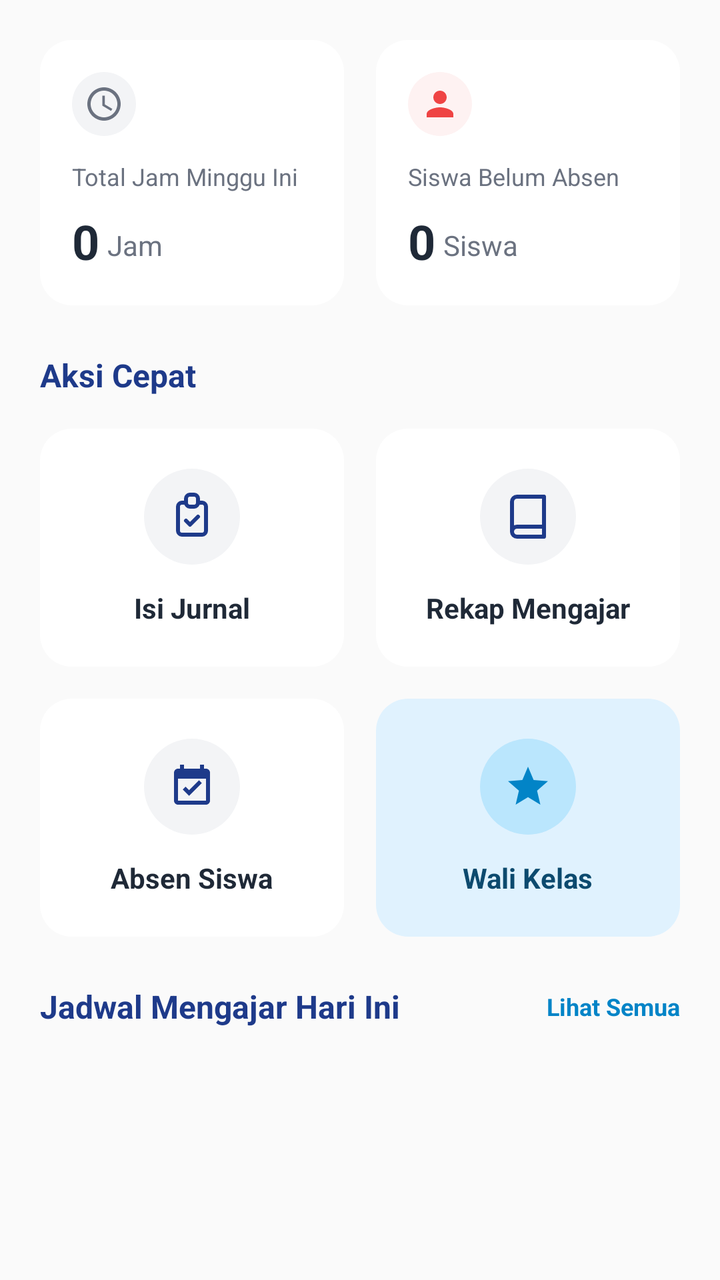
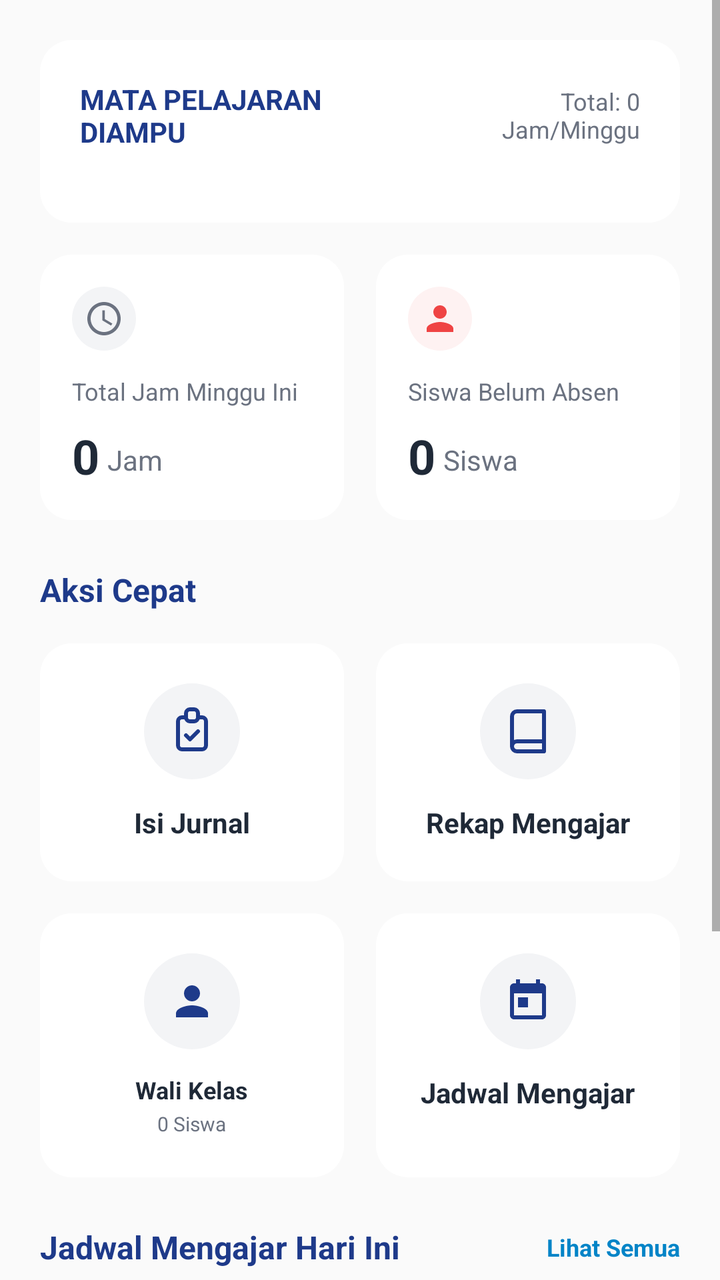

Two renders of the same Android screen: before a commit and after it. Below are the layout's source before the change and the commit's diff.
<!-- AndroidManifest.xml: application theme Theme.AppCompat.Light.NoActionBar -->
<!-- res/layout/fragment_akademik_guru.xml -->
<?xml version="1.0" encoding="utf-8"?>
<ScrollView xmlns:android="http://schemas.android.com/apk/res/android"
    xmlns:app="http://schemas.android.com/apk/res-auto"
    xmlns:tools="http://schemas.android.com/tools"
    tools:ignore="HardcodedText,ContentDescription,Autofill"
    android:layout_width="match_parent"
    android:layout_height="match_parent"
    android:clipToPadding="false"
    android:paddingBottom="100dp"
    android:background="@android:color/transparent">

    <LinearLayout
        android:layout_width="match_parent"
        android:layout_height="wrap_content"
        android:orientation="vertical"
        android:padding="20dp">

        
        <LinearLayout
            android:layout_width="match_parent"
            android:layout_height="wrap_content"
            android:orientation="horizontal"
            android:layout_marginBottom="24dp">
            
            
            <androidx.cardview.widget.CardView
                android:layout_width="0dp"
                android:layout_height="wrap_content"
                android:layout_weight="1"
                android:layout_marginEnd="8dp"
                app:cardCornerRadius="16dp"
                app:cardElevation="0dp">
                <LinearLayout
                    android:layout_width="match_parent"
                    android:layout_height="wrap_content"
                    android:orientation="vertical"
                    android:padding="16dp"
                    android:background="#FFFFFF">
                    <ImageView
                        android:layout_width="32dp"
                        android:layout_height="32dp"
                        android:src="@drawable/ic_modern_clock"
                        android:background="@drawable/bg_icon_circle"
                        android:backgroundTint="#F3F4F6"
                        app:tint="#6B7280"
                        android:padding="6dp"
                        android:layout_marginBottom="12dp"/>
                    <TextView
                        android:layout_width="wrap_content"
                        android:layout_height="wrap_content"
                        android:text="Total Jam Minggu Ini"
                        android:textColor="#6B7280"
                        android:textSize="12sp"
                        android:layout_marginBottom="8dp"/>
                    <LinearLayout
                        android:layout_width="wrap_content"
                        android:layout_height="wrap_content"
                        android:orientation="horizontal"
                        android:gravity="bottom">
                        <TextView
                            android:id="@+id/tvTotalJamMingguIni"
                            android:layout_width="wrap_content"
                            android:layout_height="wrap_content"
                            android:text="0"
                            android:textColor="#1F2937"
                            android:textSize="24sp"
                            android:textStyle="bold"
                            android:layout_marginEnd="4dp"/>
                        <TextView
                            android:layout_width="wrap_content"
                            android:layout_height="wrap_content"
                            android:text="Jam"
                            android:textColor="#6B7280"
                            android:textSize="14sp"
                            android:layout_marginBottom="2dp"/>
                    </LinearLayout>
                </LinearLayout>
            </androidx.cardview.widget.CardView>

            
            <androidx.cardview.widget.CardView
                android:layout_width="0dp"
                android:layout_height="wrap_content"
                android:layout_weight="1"
                android:layout_marginStart="8dp"
                app:cardCornerRadius="16dp"
                app:cardElevation="0dp">
                <LinearLayout
                    android:layout_width="match_parent"
                    android:layout_height="wrap_content"
                    android:orientation="vertical"
                    android:padding="16dp"
                    android:background="#FFFFFF">
                    <ImageView
                        android:layout_width="32dp"
                        android:layout_height="32dp"
                        android:src="@drawable/ic_modern_profile"
                        android:background="@drawable/bg_icon_circle"
                        android:backgroundTint="#FEF2F2"
                        app:tint="#EF4444"
                        android:padding="6dp"
                        android:layout_marginBottom="12dp"/>
                    <TextView
                        android:layout_width="wrap_content"
                        android:layout_height="wrap_content"
                        android:text="Siswa Belum Absen"
                        android:textColor="#6B7280"
                        android:textSize="12sp"
                        android:layout_marginBottom="8dp"/>
                    <LinearLayout
                        android:layout_width="wrap_content"
                        android:layout_height="wrap_content"
                        android:orientation="horizontal"
                        android:gravity="bottom">
                        <TextView
                            android:id="@+id/tvSiswaBelumAbsen"
                            android:layout_width="wrap_content"
                            android:layout_height="wrap_content"
                            android:text="0"
                            android:textColor="#1F2937"
                            android:textSize="24sp"
                            android:textStyle="bold"
                            android:layout_marginEnd="4dp"/>
                        <TextView
                            android:layout_width="wrap_content"
                            android:layout_height="wrap_content"
                            android:text="Siswa"
                            android:textColor="#6B7280"
                            android:textSize="14sp"
                            android:layout_marginBottom="2dp"/>
                    </LinearLayout>
                </LinearLayout>
            </androidx.cardview.widget.CardView>
        </LinearLayout>

        <TextView
            android:layout_width="wrap_content"
            android:layout_height="wrap_content"
            android:text="Aksi Cepat"
            android:textColor="#1E3A8A"
            android:textSize="16sp"
            android:textStyle="bold"
            android:layout_marginBottom="16dp" />

        
        <GridLayout
            android:layout_width="match_parent"
            android:layout_height="wrap_content"
            android:columnCount="2"
            android:rowCount="2"
            android:layout_marginBottom="24dp">

            
            <androidx.cardview.widget.CardView
                android:id="@+id/btnJurnalMengajar"
                android:layout_width="0dp"
                android:layout_height="wrap_content"
                android:layout_rowWeight="1"
                android:layout_columnWeight="1"
                android:layout_marginEnd="8dp"
                android:layout_marginBottom="16dp"
                app:cardCornerRadius="16dp"
                app:cardElevation="0dp"
                android:clickable="true"
                android:focusable="true"
                android:foreground="?attr/selectableItemBackground">
                <LinearLayout
                    android:layout_width="match_parent"
                    android:layout_height="wrap_content"
                    android:background="#FFFFFF"
                    android:orientation="vertical"
                    android:padding="20dp"
                    android:gravity="center">
                    <ImageView
                        android:layout_width="48dp"
                        android:layout_height="48dp"
                        android:src="@drawable/ic_modern_tugas"
                        android:background="@drawable/bg_icon_circle"
                        android:backgroundTint="#F3F4F6"
                        app:tint="#1E3A8A"
                        android:padding="12dp"
                        android:layout_marginBottom="12dp"/>
                    <TextView
                        android:layout_width="wrap_content"
                        android:layout_height="wrap_content"
                        android:text="Isi Jurnal"
                        android:textColor="#1F2937"
                        android:textSize="14sp"
                        android:textStyle="bold" />
                </LinearLayout>
            </androidx.cardview.widget.CardView>

            
            <androidx.cardview.widget.CardView
                android:id="@+id/btnRekapMengajar"
                android:layout_width="0dp"
                android:layout_height="wrap_content"
                android:layout_rowWeight="1"
                android:layout_columnWeight="1"
                android:layout_marginStart="8dp"
                android:layout_marginBottom="16dp"
                app:cardCornerRadius="16dp"
                app:cardElevation="0dp"
                android:clickable="true"
                android:focusable="true"
                android:foreground="?attr/selectableItemBackground">
                <LinearLayout
                    android:layout_width="match_parent"
                    android:layout_height="wrap_content"
                    android:background="#FFFFFF"
                    android:orientation="vertical"
                    android:padding="20dp"
                    android:gravity="center">
                    <ImageView
                        android:layout_width="48dp"
                        android:layout_height="48dp"
                        android:src="@drawable/ic_modern_materi"
                        android:background="@drawable/bg_icon_circle"
                        android:backgroundTint="#F3F4F6"
                        app:tint="#1E3A8A"
                        android:padding="12dp"
                        android:layout_marginBottom="12dp"/>
                    <TextView
                        android:layout_width="wrap_content"
                        android:layout_height="wrap_content"
                        android:text="Rekap Mengajar"
                        android:textColor="#1F2937"
                        android:textSize="14sp"
                        android:textStyle="bold" />
                </LinearLayout>
            </androidx.cardview.widget.CardView>

            
            <androidx.cardview.widget.CardView
                android:id="@+id/btnWaliKelasKehadiran"
                android:layout_width="0dp"
                android:layout_height="wrap_content"
                android:layout_rowWeight="1"
                android:layout_columnWeight="1"
                android:layout_marginEnd="8dp"
                app:cardCornerRadius="16dp"
                app:cardElevation="0dp"
                android:clickable="true"
                android:focusable="true"
                android:foreground="?attr/selectableItemBackground">
                <LinearLayout
                    android:layout_width="match_parent"
                    android:layout_height="wrap_content"
                    android:background="#FFFFFF"
                    android:orientation="vertical"
                    android:padding="20dp"
                    android:gravity="center">
                    <ImageView
                        android:layout_width="48dp"
                        android:layout_height="48dp"
                        android:src="@drawable/ic_modern_presensi"
                        android:background="@drawable/bg_icon_circle"
                        android:backgroundTint="#F3F4F6"
                        app:tint="#1E3A8A"
                        android:padding="12dp"
                        android:layout_marginBottom="12dp"/>
                    <TextView
                        android:layout_width="wrap_content"
                        android:layout_height="wrap_content"
                        android:text="Absen Siswa"
                        android:textColor="#1F2937"
                        android:textSize="14sp"
                        android:textStyle="bold" />
                </LinearLayout>
            </androidx.cardview.widget.CardView>

            
            <androidx.cardview.widget.CardView
                android:id="@+id/btnWaliKelasKeuangan"
                android:layout_width="0dp"
                android:layout_height="wrap_content"
                android:layout_rowWeight="1"
                android:layout_columnWeight="1"
                android:layout_marginStart="8dp"
                app:cardCornerRadius="16dp"
                app:cardElevation="0dp"
                android:clickable="true"
                android:focusable="true"
                android:foreground="?attr/selectableItemBackground">
                <LinearLayout
                    android:layout_width="match_parent"
                    android:layout_height="wrap_content"
                    android:background="#E0F2FE"
                    android:orientation="vertical"
                    android:padding="20dp"
                    android:gravity="center">
                    <ImageView
                        android:layout_width="48dp"
                        android:layout_height="48dp"
                        android:src="@drawable/ic_modern_star"
                        android:background="@drawable/bg_icon_circle"
                        android:backgroundTint="#BAE6FD"
                        app:tint="#0284C7"
                        android:padding="12dp"
                        android:layout_marginBottom="12dp"/>
                    <TextView
                        android:layout_width="wrap_content"
                        android:layout_height="wrap_content"
                        android:text="Wali Kelas"
                        android:textColor="#0C4A6E"
                        android:textSize="14sp"
                        android:textStyle="bold" />
                </LinearLayout>
            </androidx.cardview.widget.CardView>

        </GridLayout>

        
        <LinearLayout
            android:layout_width="match_parent"
            android:layout_height="wrap_content"
            android:orientation="horizontal"
            android:gravity="center_vertical"
            android:layout_marginBottom="16dp">
            <TextView
                android:layout_width="0dp"
                android:layout_height="wrap_content"
                android:layout_weight="1"
                android:text="Jadwal Mengajar Hari Ini"
                android:textColor="#1E3A8A"
                android:textSize="16sp"
                android:textStyle="bold" />
            <TextView
                android:layout_width="wrap_content"
                android:layout_height="wrap_content"
                android:text="Lihat Semua"
                android:textColor="#0284C7"
                android:textSize="12sp"
                android:textStyle="bold" />
        </LinearLayout>

        
        <LinearLayout
            android:id="@+id/containerJadwalHariIni"
            android:layout_width="match_parent"
            android:layout_height="wrap_content"
            android:orientation="vertical">
            
            
            
            <ProgressBar
                android:id="@+id/pbJadwal"
                android:layout_width="32dp"
                android:layout_height="32dp"
                android:layout_gravity="center"
                android:layout_margin="20dp" />
                
            <TextView
                android:id="@+id/tvEmptyJadwal"
                android:layout_width="match_parent"
                android:layout_height="wrap_content"
                android:text="Tidak ada jadwal hari ini"
                android:gravity="center"
                android:textColor="#6B7280"
                android:layout_margin="20dp"
                android:visibility="gone"/>
        </LinearLayout>

    </LinearLayout>
</ScrollView>
<!-- resources referenced by this layout -->
<resources>
  <!-- drawable bg_icon_circle (drawable) -->
  ﻿<?xml version="1.0" encoding="utf-8"?>
  <shape xmlns:android="http://schemas.android.com/apk/res/android"
      android:shape="oval">
      <solid android:color="#FFFFFF" />
  </shape>
  <!-- drawable ic_modern_clock (drawable) -->
  ﻿<vector xmlns:android="http://schemas.android.com/apk/res/android"
      android:width="24dp"
      android:height="24dp"
      android:viewportWidth="24"
      android:viewportHeight="24">
      <path
          android:fillColor="#000000"
          android:pathData="M12,2C6.48,2 2,6.48 2,12s4.48,10 10,10 10,-4.48 10,-10S17.52,2 12,2zM12,20c-4.41,0 -8,-3.59 -8,-8s3.59,-8 8,-8 8,3.59 8,8 -3.59,8 -8,8z M12.5,7H11v6l5.25,3.15 0.75,-1.23 -4.5,-2.67V7z"/>
  </vector>
  <!-- drawable ic_modern_materi (drawable) -->
  <vector xmlns:android="http://schemas.android.com/apk/res/android" android:width="24dp" android:height="24dp" android:viewportWidth="24" android:viewportHeight="24">
    <path android:fillColor="#00000000" android:strokeColor="#9333EA" android:strokeWidth="2" android:strokeLineCap="round" android:strokeLineJoin="round" android:pathData="M4 19.5A2.5 2.5 0 0 1 6.5 17H20 M6.5 2H20v20H6.5A2.5 2.5 0 0 1 4 19.5v-15A2.5 2.5 0 0 1 6.5 2z"/>
  </vector>
  <!-- drawable ic_modern_presensi (drawable) -->
  <vector xmlns:android="http://schemas.android.com/apk/res/android"
      android:width="24dp"
      android:height="24dp"
      android:viewportWidth="24"
      android:viewportHeight="24">
    <path
        android:fillColor="@android:color/white"
        android:pathData="M19,3h-1V1h-2v2H8V1H6v2H5c-1.11,0 -1.99,0.9 -1.99,2L3,19c0,1.1 0.89,2 2,2h14c1.1,0 2,-0.9 2,-2V5c0,-1.1 -0.9,-2 -2,-2zm0,16H5V8h14v11zm-8.44,-2.42l-3.18,-3.18 1.41,-1.41 1.77,1.76 4.95,-4.94 1.41,1.4 -6.36,6.37z"/>
  </vector>
  <!-- drawable ic_modern_profile (drawable) -->
  <vector xmlns:android="http://schemas.android.com/apk/res/android"
      android:width="24dp"
      android:height="24dp"
      android:viewportWidth="24"
      android:viewportHeight="24">
    <path
        android:fillColor="@android:color/white"
        android:pathData="M12,12c2.21,0 4,-1.79 4,-4s-1.79,-4 -4,-4 -4,1.79 -4,4 1.79,4 4,4zM12,14c-2.67,0 -8,1.34 -8,4v2h16v-2c0,-2.66 -5.33,-4 -8,-4z"/>
  </vector>
  <!-- drawable ic_modern_star (drawable) -->
  ﻿<vector xmlns:android="http://schemas.android.com/apk/res/android"
      android:width="24dp"
      android:height="24dp"
      android:viewportWidth="24"
      android:viewportHeight="24">
      <path
          android:fillColor="#000000"
          android:pathData="M12,17.27L18.18,21l-1.64-7.03L22,9.24l-7.19-0.61L12,2L9.19,8.63L2,9.24l5.46,4.73L5.82,21L12,17.27z"/>
  </vector>
  <!-- drawable ic_modern_tugas (drawable) -->
  <vector xmlns:android="http://schemas.android.com/apk/res/android" android:width="24dp" android:height="24dp" android:viewportWidth="24" android:viewportHeight="24">
    <path android:fillColor="#00000000" android:strokeColor="#DC2626" android:strokeWidth="2" android:strokeLineCap="round" android:strokeLineJoin="round" android:pathData="M9 5H7a2 2 0 0 0 -2 2v12a2 2 0 0 0 2 2h10a2 2 0 0 0 2 -2V7a2 2 0 0 0 -2 -2h-2 M9 3a2 2 0 0 1 2 -2h2a2 2 0 0 1 2 2v2a2 2 0 0 1 -2 2h-2a2 2 0 0 1 -2 -2z M9 14l2 2l4 -4"/>
  </vector>
</resources>

<!-- the commit's change to res/layout/fragment_akademik_guru.xml (unified diff, before → after) -->
@@ -14,6 +14,53 @@
         android:layout_height="wrap_content"
         android:orientation="vertical"
         android:padding="20dp">
+        
+        <androidx.cardview.widget.CardView
+            android:layout_width="match_parent"
+            android:layout_height="wrap_content"
+            android:layout_marginBottom="16dp"
+            app:cardCornerRadius="16dp"
+            app:cardElevation="0dp">
+            <LinearLayout
+                android:layout_width="match_parent"
+                android:layout_height="wrap_content"
+                android:orientation="vertical"
+                android:padding="20dp"
+                android:background="#FFFFFF">
+                
+                <LinearLayout
+                    android:layout_width="match_parent"
+                    android:layout_height="wrap_content"
+                    android:orientation="horizontal"
+                    android:gravity="center_vertical"
+                    android:layout_marginBottom="16dp">
+                    <TextView
+                        android:layout_width="0dp"
+                        android:layout_height="wrap_content"
+                        android:layout_weight="1"
+                        android:text="MATA PELAJARAN\nDIAMPU"
+                        android:textColor="#1E3A8A"
+                        android:textSize="14sp"
+                        android:textStyle="bold" />
+                    <TextView
+                        android:id="@+id/tvTotalJamMapelHeader"
+                        android:layout_width="wrap_content"
+                        android:layout_height="wrap_content"
+                        android:text="Total: 0\nJam/Minggu"
+                        android:textColor="#6B7280"
+                        android:textSize="12sp"
+                        android:gravity="end" />
+                </LinearLayout>
+
+                <LinearLayout
+                    android:id="@+id/containerMapelDiampu"
+                    android:layout_width="match_parent"
+                    android:layout_height="wrap_content"
+                    android:orientation="vertical">
+                    
+                </LinearLayout>
+            </LinearLayout>
+        </androidx.cardview.widget.CardView>
 
         
         <LinearLayout
@@ -232,7 +279,7 @@
 
             
             <androidx.cardview.widget.CardView
-                android:id="@+id/btnWaliKelasKehadiran"
+                android:id="@+id/btnWaliKelas"
                 android:layout_width="0dp"
                 android:layout_height="wrap_content"
                 android:layout_rowWeight="1"
@@ -253,25 +300,36 @@
                     <ImageView
                         android:layout_width="48dp"
                         android:layout_height="48dp"
-                        android:src="@drawable/ic_modern_presensi"
+                        android:src="@drawable/ic_modern_profile"
                         android:background="@drawable/bg_icon_circle"
                         android:backgroundTint="#F3F4F6"
                         app:tint="#1E3A8A"
                         android:padding="12dp"
                         android:layout_marginBottom="12dp"/>
                     <TextView
-                        android:layout_width="wrap_content"
-                        android:layout_height="wrap_content"
-                        android:text="Absen Siswa"
+                        android:id="@+id/tvWaliKelasTitle"
+                        android:layout_width="wrap_content"
+                        android:layout_height="wrap_content"
+                        android:text="Wali Kelas"
                         android:textColor="#1F2937"
-                        android:textSize="14sp"
+                        android:textSize="12sp"
+                        android:gravity="center"
                         android:textStyle="bold" />
-                </LinearLayout>
-            </androidx.cardview.widget.CardView>
-
-            
-            <androidx.cardview.widget.CardView
-                android:id="@+id/btnWaliKelasKeuangan"
+                    <TextView
+                        android:id="@+id/tvWaliKelasSiswa"
+                        android:layout_width="wrap_content"
+                        android:layout_height="wrap_content"
+                        android:text="0 Siswa"
+                        android:textColor="#6B7280"
+                        android:textSize="10sp"
+                        android:layout_marginTop="2dp"
+                        android:gravity="center" />
+                </LinearLayout>
+            </androidx.cardview.widget.CardView>
+
+            
+            <androidx.cardview.widget.CardView
+                android:id="@+id/btnJadwalMengajar"
                 android:layout_width="0dp"
                 android:layout_height="wrap_content"
                 android:layout_rowWeight="1"
@@ -285,24 +343,24 @@
                 <LinearLayout
                     android:layout_width="match_parent"
                     android:layout_height="wrap_content"
-                    android:background="#E0F2FE"
+                    android:background="#FFFFFF"
                     android:orientation="vertical"
                     android:padding="20dp"
                     android:gravity="center">
                     <ImageView
                         android:layout_width="48dp"
                         android:layout_height="48dp"
-                        android:src="@drawable/ic_modern_star"
-                        android:background="@drawable/bg_icon_circle"
-                        android:backgroundTint="#BAE6FD"
-                        app:tint="#0284C7"
+                        android:src="@drawable/ic_modern_jadwal"
+                        android:background="@drawable/bg_icon_circle"
+                        android:backgroundTint="#F3F4F6"
+                        app:tint="#1E3A8A"
                         android:padding="12dp"
                         android:layout_marginBottom="12dp"/>
                     <TextView
                         android:layout_width="wrap_content"
                         android:layout_height="wrap_content"
-                        android:text="Wali Kelas"
-                        android:textColor="#0C4A6E"
+                        android:text="Jadwal Mengajar"
+                        android:textColor="#1F2937"
                         android:textSize="14sp"
                         android:textStyle="bold" />
                 </LinearLayout>
<!-- resource entries referenced after the edit -->
@@ -16,19 +16,19 @@
           android:fillColor="#000000"
           android:pathData="M12,2C6.48,2 2,6.48 2,12s4.48,10 10,10 10,-4.48 10,-10S17.52,2 12,2zM12,20c-4.41,0 -8,-3.59 -8,-8s3.59,-8 8,-8 8,3.59 8,8 -3.59,8 -8,8z M12.5,7H11v6l5.25,3.15 0.75,-1.23 -4.5,-2.67V7z"/>
   </vector>
-  <!-- drawable ic_modern_materi (drawable) -->
-  <vector xmlns:android="http://schemas.android.com/apk/res/android" android:width="24dp" android:height="24dp" android:viewportWidth="24" android:viewportHeight="24">
-    <path android:fillColor="#00000000" android:strokeColor="#9333EA" android:strokeWidth="2" android:strokeLineCap="round" android:strokeLineJoin="round" android:pathData="M4 19.5A2.5 2.5 0 0 1 6.5 17H20 M6.5 2H20v20H6.5A2.5 2.5 0 0 1 4 19.5v-15A2.5 2.5 0 0 1 6.5 2z"/>
-  </vector>
-  <!-- drawable ic_modern_presensi (drawable) -->
-  <vector xmlns:android="http://schemas.android.com/apk/res/android"
+  <!-- drawable ic_modern_jadwal (drawable) -->
+  ﻿<vector xmlns:android="http://schemas.android.com/apk/res/android"
       android:width="24dp"
       android:height="24dp"
       android:viewportWidth="24"
       android:viewportHeight="24">
-    <path
-        android:fillColor="@android:color/white"
-        android:pathData="M19,3h-1V1h-2v2H8V1H6v2H5c-1.11,0 -1.99,0.9 -1.99,2L3,19c0,1.1 0.89,2 2,2h14c1.1,0 2,-0.9 2,-2V5c0,-1.1 -0.9,-2 -2,-2zm0,16H5V8h14v11zm-8.44,-2.42l-3.18,-3.18 1.41,-1.41 1.77,1.76 4.95,-4.94 1.41,1.4 -6.36,6.37z"/>
+      <path
+          android:fillColor="#000000"
+          android:pathData="M19,3h-1V1h-2v2H8V1H6v2H5c-1.11,0 -2,0.9 -2,2v14c0,1.1 0.89,2 2,2h14c1.1,0 2,-0.9 2,-2V5C21,3.9 20.1,3 19,3zM19,19H5V8h14V19z M7,10h5v5H7V10z"/>
+  </vector>
+  <!-- drawable ic_modern_materi (drawable) -->
+  <vector xmlns:android="http://schemas.android.com/apk/res/android" android:width="24dp" android:height="24dp" android:viewportWidth="24" android:viewportHeight="24">
+    <path android:fillColor="#00000000" android:strokeColor="#9333EA" android:strokeWidth="2" android:strokeLineCap="round" android:strokeLineJoin="round" android:pathData="M4 19.5A2.5 2.5 0 0 1 6.5 17H20 M6.5 2H20v20H6.5A2.5 2.5 0 0 1 4 19.5v-15A2.5 2.5 0 0 1 6.5 2z"/>
   </vector>
   <!-- drawable ic_modern_profile (drawable) -->
   <vector xmlns:android="http://schemas.android.com/apk/res/android"
@@ -40,16 +40,6 @@
         android:fillColor="@android:color/white"
         android:pathData="M12,12c2.21,0 4,-1.79 4,-4s-1.79,-4 -4,-4 -4,1.79 -4,4 1.79,4 4,4zM12,14c-2.67,0 -8,1.34 -8,4v2h16v-2c0,-2.66 -5.33,-4 -8,-4z"/>
   </vector>
-  <!-- drawable ic_modern_star (drawable) -->
-  ﻿<vector xmlns:android="http://schemas.android.com/apk/res/android"
-      android:width="24dp"
-      android:height="24dp"
-      android:viewportWidth="24"
-      android:viewportHeight="24">
-      <path
-          android:fillColor="#000000"
-          android:pathData="M12,17.27L18.18,21l-1.64-7.03L22,9.24l-7.19-0.61L12,2L9.19,8.63L2,9.24l5.46,4.73L5.82,21L12,17.27z"/>
-  </vector>
   <!-- drawable ic_modern_tugas (drawable) -->
   <vector xmlns:android="http://schemas.android.com/apk/res/android" android:width="24dp" android:height="24dp" android:viewportWidth="24" android:viewportHeight="24">
     <path android:fillColor="#00000000" android:strokeColor="#DC2626" android:strokeWidth="2" android:strokeLineCap="round" android:strokeLineJoin="round" android:pathData="M9 5H7a2 2 0 0 0 -2 2v12a2 2 0 0 0 2 2h10a2 2 0 0 0 2 -2V7a2 2 0 0 0 -2 -2h-2 M9 3a2 2 0 0 1 2 -2h2a2 2 0 0 1 2 2v2a2 2 0 0 1 -2 2h-2a2 2 0 0 1 -2 -2z M9 14l2 2l4 -4"/>
